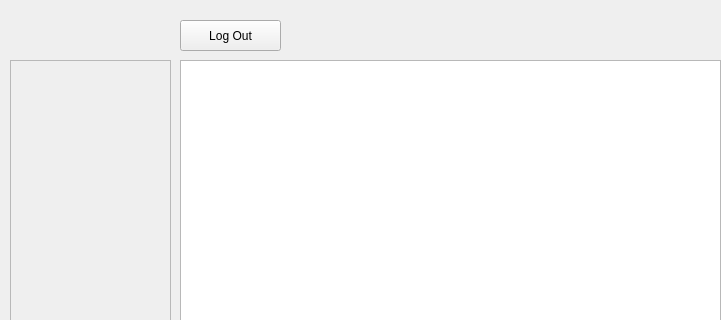
First picture: the form in mainwindow.ui, repository amorra1/vaulttalk, before the edit; both pictures show x 0 to 721 and y 0 to 320 of the 901 by 487 pixel window.
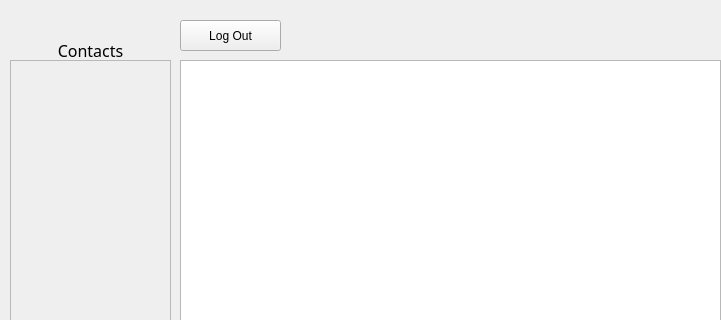
Second picture: the form after the edit.

The edit to the form file:
```diff
--- a/mainwindow.ui
+++ b/mainwindow.ui
@@ -205,16 +205,16 @@
      <widget class="QLabel" name="usernameLabel">
       <property name="geometry">
        <rect>
-        <x>440</x>
+        <x>400</x>
         <y>20</y>
-        <width>131</width>
+        <width>191</width>
         <height>31</height>
        </rect>
       </property>
       <property name="font">
        <font>
         <family>SWIsop2</family>
-        <pointsize>18</pointsize>
+        <pointsize>24</pointsize>
        </font>
       </property>
       <property name="text">
@@ -280,6 +280,28 @@
        <string>Add Contact</string>
       </property>
      </widget>
+     <widget class="QLabel" name="label_2">
+      <property name="geometry">
+       <rect>
+        <x>30</x>
+        <y>40</y>
+        <width>141</width>
+        <height>21</height>
+       </rect>
+      </property>
+      <property name="font">
+       <font>
+        <family>SWIsop2</family>
+        <pointsize>12</pointsize>
+       </font>
+      </property>
+      <property name="text">
+       <string>Contacts</string>
+      </property>
+      <property name="alignment">
+       <set>Qt::AlignmentFlag::AlignCenter</set>
+      </property>
+     </widget>
     </widget>
     <widget class="QWidget" name="signUpPage">
      <widget class="QLabel" name="titleLabel_2">
```
